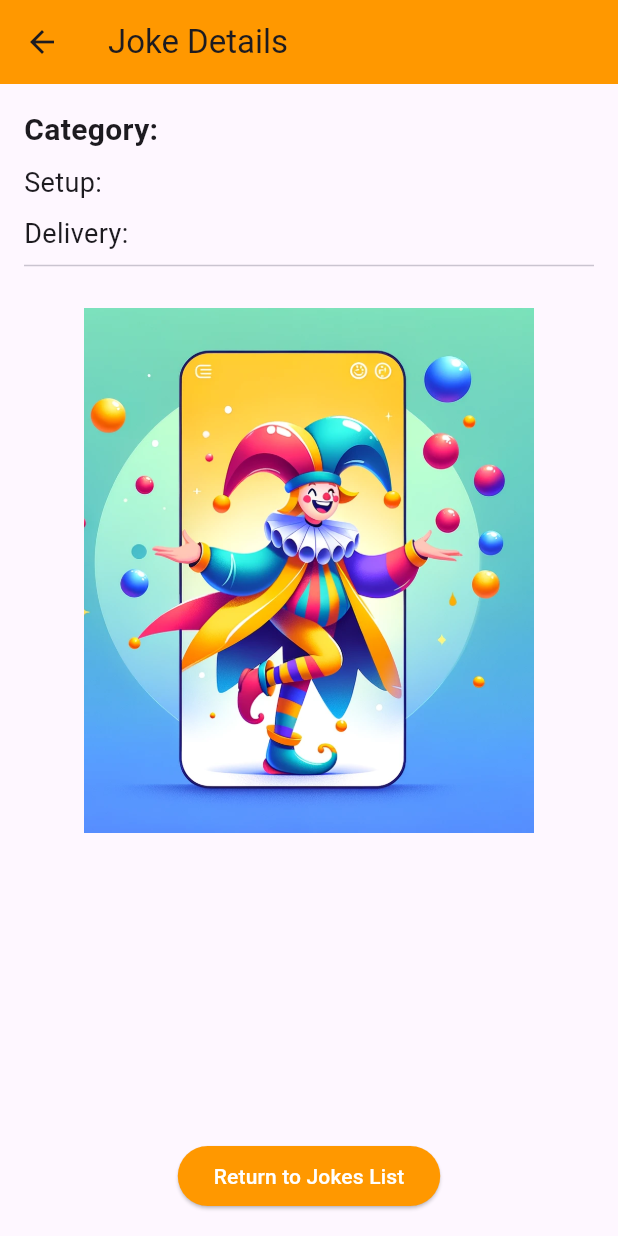
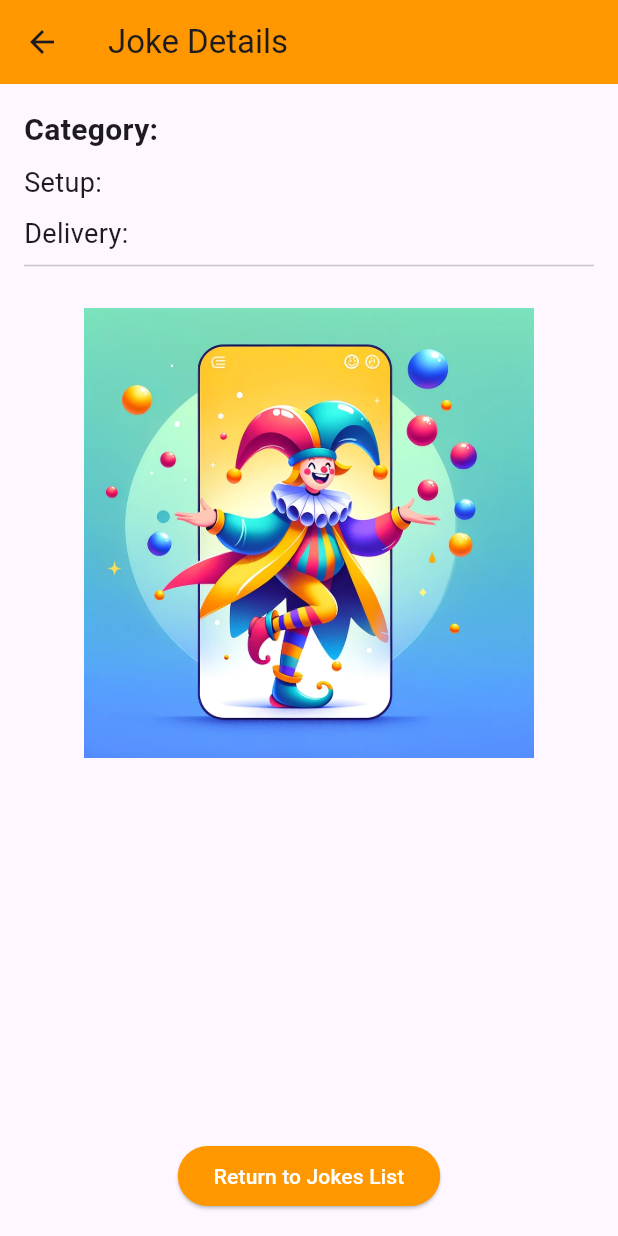
Before and after one commit to JimiLimbo/FinalAppMobileDev, a Flutter app: the JokeDetailPage screen opened directly with empty values, on a phone screen of 412 x 824 dp. Run offline on Flutter 3.47's test engine with Material 3 defaults, Android fonts, the phone set to English and light mode, and no system bars; our stand-ins replace flutter_secure_storage; accounts and stored records are empty.

```diff
--- a/finalapppart1/lib/joke_detail_page.dart
+++ b/finalapppart1/lib/joke_detail_page.dart
@@ -40,7 +40,7 @@ class JokeDetailPage extends StatelessWidget {
             Center(
               child: Image.asset('assets/images/Jester.png',
                 width: 300,
-                height: 350,
+                height: 300,
                 fit: BoxFit.cover,
               ),
             ),
```
Also changed, not shown: finalapppart1/lib/jokes_list_page.dart (+17 -1 lines).
